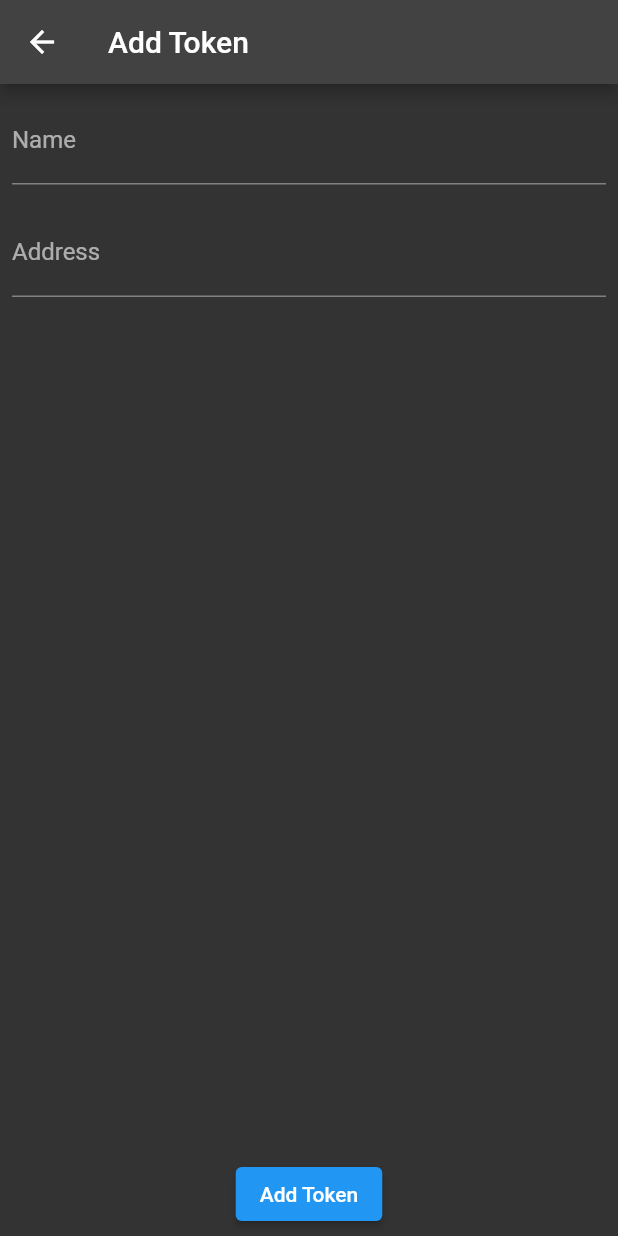
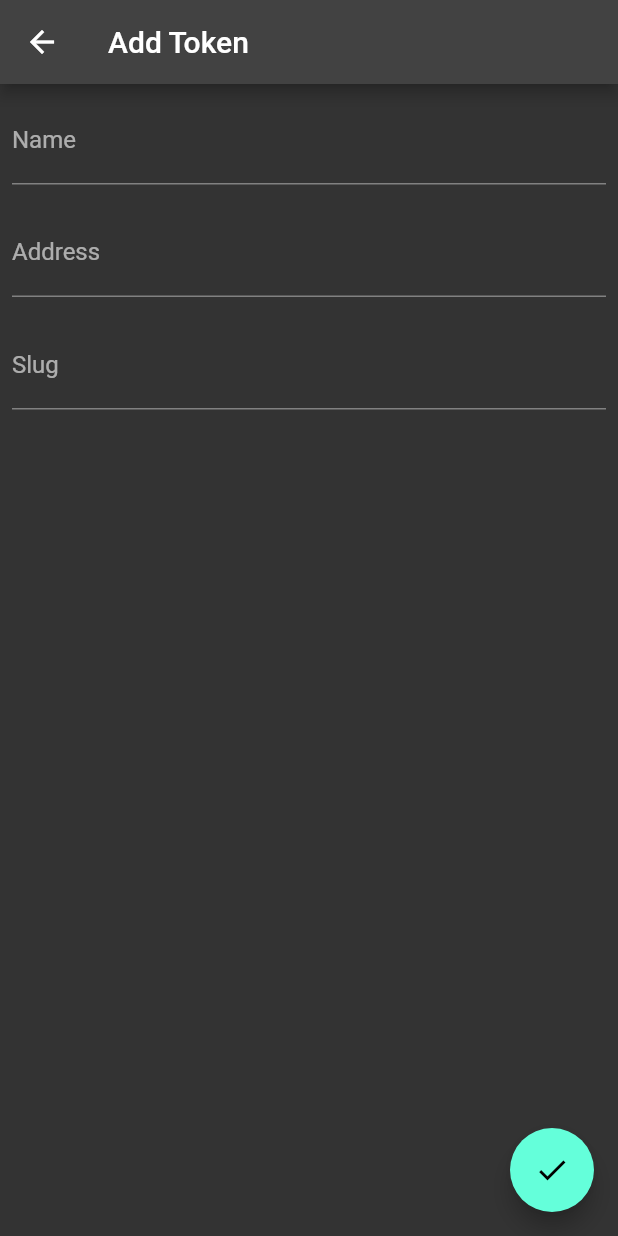
Before and after one commit to l3lackcurtains/lanthu-mobile-app, a Flutter app: the screen it shows after launch, item 2 of the bottom bar chosen, after a tap on the "add" icon, on a phone screen of 412 x 824 dp. Run offline on Flutter 3.47's test engine with Material 2 defaults, Android fonts, the phone set to English and light mode, and no system bars; our stand-ins replace cached_network_image; missing offline and left inert: mongo_dart, morphable_shape.

Commit message:
App ready

```diff
--- a/lib/main.dart
+++ b/lib/main.dart
@@ -16,7 +16,7 @@ class MyApp extends StatelessWidget {
     return MaterialApp(
       title: 'Lanthu Bot',
       theme: ThemeData(
-        primaryColor: const Color(0xFF44bd32),
+        primaryColor: Colors.black,
         brightness: Brightness.dark,
         primaryColorLight: Colors.white,
         primaryColorDark: Colors.black,
@@ -24,7 +24,6 @@ class MyApp extends StatelessWidget {
         backgroundColor: Colors.black,
         scaffoldBackgroundColor: const Color(0xFF333333),
       ),
-
       home: const HomePage(),
     );
   }
--- a/lib/models/token.dart
+++ b/lib/models/token.dart
@@ -4,19 +4,17 @@ class Token {
   final ObjectId? id;
   final String? address;
   final String? name;
+  final String? slug;
 
-  const Token({this.id, this.name, this.address});
+  const Token({this.id, this.name, this.address, this.slug});
 
   Map<String, dynamic> toMap() {
-    return {
-      '_id': id,
-      'name': name,
-      'address': address,
-    };
+    return {'_id': id, 'name': name, 'address': address, 'slug': slug};
   }
 
   Token.fromMap(Map<String, dynamic> map)
       : id = map['_id'],
         name = map['name'],
-        address = map['address'];
+        address = map['address'],
+        slug = map['slug'];
 }
--- a/lib/models/trade.dart
+++ b/lib/models/trade.dart
@@ -7,14 +7,18 @@ class Trade {
   final String? token;
   final double? amount;
   final double? limit;
+  final bool? success;
+  final bool? error;
 
-  const Trade(
+  Trade(
       {this.id,
       this.address,
       this.type,
       this.token,
       this.amount,
-      this.limit});
+      this.limit,
+      this.success,
+      this.error});
 
   Map<String, dynamic> toMap() {
     return {
@@ -24,6 +28,8 @@ class Trade {
       'token': token,
       'amount': amount,
       'limit': limit,
+      'success': success,
+      'error': error
     };
   }
 
@@ -33,5 +39,7 @@ class Trade {
         type = map['type'],
         token = map['token'],
         amount = map['amount'],
-        limit = map['limit'];
+        limit = map['limit'],
+        success = map['success'],
+        error = map['error'];
 }
--- a/lib/pages/add_token.dart
+++ b/lib/pages/add_token.dart
@@ -10,14 +10,34 @@ class ScreenArguments {
 }
 
 class AddToken extends StatefulWidget {
-  const AddToken({Key? key}) : super(key: key);
+  const AddToken({Key? key, this.token}) : super(key: key);
   @override
   _AddTokenState createState() => _AddTokenState();
+
+  final Token? token;
 }
 
 class _AddTokenState extends State<AddToken> {
   TextEditingController nameController = TextEditingController();
   TextEditingController addressController = TextEditingController();
+  TextEditingController slugController = TextEditingController();
+
+  String _widgetText = "Add Token";
+
+  @override
+  void initState() {
+    super.initState();
+    initializeData();
+  }
+
+  void initializeData() async {
+    if (widget.token != null) {
+      Token token = widget.token as Token;
+      nameController.text = token.name.toString();
+      addressController.text = token.address.toString();
+      _widgetText = 'Update Trade';
+    }
+  }
 
   @override
   void dispose() {
@@ -28,23 +48,19 @@ class _AddTokenState extends State<AddToken> {
 
   @override
   Widget build(BuildContext context) {
-
-    final args = ModalRoute.of(context)!.settings.arguments as ScreenArguments?;
-
-    Token? token;
-    if(args != null) {
-      token = args.token;
-    }
-
-    var widgetText = 'Add Token';
-    if (token != null) {
-      nameController.text = token.name.toString();
-      addressController.text = token.address.toString();
-      widgetText = 'Update Token';
-    }
     return Scaffold(
       appBar: AppBar(
-        title: Text(widgetText),
+        title: Text(_widgetText),
+        actions: <Widget>[
+          widget.token != null
+              ? IconButton(
+                  icon: const Icon(Icons.delete),
+                  onPressed: () {
+                    Navigator.pop(context);
+                    deleteToken();
+                  })
+              : Container(),
+        ],
       ),
       body: Stack(
         children: [
@@ -61,31 +77,31 @@ class _AddTokenState extends State<AddToken> {
                 Padding(
                   padding: const EdgeInsets.all(8.0),
                   child: TextField(
-                    keyboardType: TextInputType.number,
                     controller: addressController,
                     decoration: const InputDecoration(labelText: 'Address'),
+                  ),
+                ),
+                Padding(
+                  padding: const EdgeInsets.all(8.0),
+                  child: TextField(
+                    controller: slugController,
+                    decoration: const InputDecoration(labelText: 'Slug'),
                   ),
                 ),
               ],
             ),
           ),
-          Align(
-            alignment: Alignment.bottomCenter,
-            child: Padding(
-              padding: const EdgeInsets.fromLTRB(16.0, 0.0, 16.0, 4.0),
-              child: ElevatedButton(
-                child: Text(widgetText),
-                onPressed: () {
-                  if (token != null) {
-                    updateToken(token);
-                  } else {
-                    insertToken();
-                  }
-                },
-              ),
-            ),
-          ),
         ],
+      ),
+      floatingActionButton: FloatingActionButton(
+        onPressed: () {
+          if (widget.token != null) {
+            updateToken();
+          } else {
+            insertToken();
+          }
+        },
+        child: const Icon(Icons.check),
       ),
     );
   }
@@ -94,20 +110,28 @@ class _AddTokenState extends State<AddToken> {
     final token = Token(
       id: mongo.ObjectId(),
       name: nameController.text.toString(),
+      slug: slugController.text.toString(),
       address: addressController.text.toString(),
     );
     await MongoDatabase.addToken(token);
     Navigator.pop(context);
-    setState(() {});
   }
 
-  updateToken(Token token) async {
+  updateToken() async {
     final utoken = Token(
-      id: token.id,
+      id: widget.token!.id,
       name: nameController.text,
+      slug: slugController.text.toString(),
       address: addressController.text.toString(),
     );
     await MongoDatabase.updateToken(utoken);
     Navigator.pop(context);
   }
+
+  deleteToken() async {
+    if (widget.token != null) {
+      await MongoDatabase.deleteToken(widget.token as Token);
+      setState(() {});
+    }
+  }
 }
--- a/lib/pages/home_page.dart
+++ b/lib/pages/home_page.dart
@@ -46,9 +46,9 @@ class _HomePageState extends State<HomePage> {
             })).then((value) => setState(() {}));
           } else {
             Navigator.push(context,
-                        MaterialPageRoute(builder: (BuildContext context) {
-                      return const AddToken();
-                    })).then((value) => setState(() {}));
+                MaterialPageRoute(builder: (BuildContext context) {
+              return const AddToken();
+            })).then((value) => setState(() {}));
           }
         },
         child: const Icon(Icons.add),
@@ -56,16 +56,16 @@ class _HomePageState extends State<HomePage> {
       bottomNavigationBar: BottomNavigationBar(
           items: const <BottomNavigationBarItem>[
             BottomNavigationBarItem(
-              icon: Icon(Icons.people),
+              icon: Icon(Icons.track_changes),
               label: "Trading",
             ),
             BottomNavigationBarItem(
-              icon: Icon(Icons.menu),
+              icon: Icon(Icons.cable),
               label: "Tokens",
             ),
           ],
           currentIndex: _selectedIndex,
-          fixedColor: Colors.deepPurple,
+          fixedColor: Colors.white,
           onTap: _onItemTapped,
           type: BottomNavigationBarType.fixed),
     );
--- a/lib/pages/tokens.dart
+++ b/lib/pages/tokens.dart
@@ -1,7 +1,6 @@
 import 'package:flutter/material.dart';
 import 'package:lanthu_bot/components/token_box.dart';
 import 'package:lanthu_bot/database/database.dart';
-import 'package:lanthu_bot/models/token.dart';
 import 'package:lanthu_bot/pages/add_token.dart';
 
 class Tokens extends StatefulWidget {
@@ -11,12 +10,10 @@ class Tokens extends StatefulWidget {
 }
 
 class _TokensState extends State<Tokens> {
-
   @override
   void initState() {
     super.initState();
   }
-
 
   @override
   Widget build(BuildContext context) {
@@ -32,28 +29,23 @@ class _TokensState extends State<Tokens> {
             );
           } else {
             if (snapshot.hasData) {
-              final tokens = snapshot.data as List<Token>;
+              final tokens = snapshot.data as dynamic;
               return ListView.builder(
+                shrinkWrap: true,
+                scrollDirection: Axis.vertical,
                 itemCount: tokens.length,
                 itemBuilder: (context, index) {
                   return Padding(
                     padding: const EdgeInsets.all(8.0),
                     child: TokenBox(
                       token: tokens[index],
-                      onTapDelete: () {
-                        deleteUser(tokens[index]);
-                      },
                       onTapEdit: () {
                         Navigator.push(
                           context,
                           MaterialPageRoute(
                             builder: (BuildContext context) {
-                              return const AddToken();
+                              return AddToken(token: tokens[index]);
                             },
-                            settings: RouteSettings(
-                              arguments:
-                                  ScreenArguments(tokens[index]),
-                            ),
                           ),
                         ).then((value) => setState(() {}));
                       },
@@ -75,9 +67,4 @@ class _TokensState extends State<Tokens> {
           }
         });
   }
-
-  deleteUser(Token token) async {
-    await MongoDatabase.deleteToken(token);
-    setState(() {});
-  }
 }
--- a/pubspec.yaml
+++ b/pubspec.yaml
@@ -14,6 +14,8 @@ dependencies:
 
   cupertino_icons: ^1.0.2
   mongo_dart: ^0.7.2
+  cached_network_image: ^3.1.0
+  morphable_shape: ^1.5.1
 
 dev_dependencies:
   flutter_test:
@@ -23,3 +25,7 @@ dev_dependencies:
 
 flutter:
   uses-material-design: true
+
+  assets:
+    - assets/success.png
+    - assets/error.png
```
Also changed, not shown: lib/components/card_box.dart (added, +159 -0 lines), lib/components/cardbox.dart (deleted, +0 -57 lines), lib/components/token_box.dart (+52 -27 lines), lib/database/database.dart (+13 -0 lines), lib/pages/add_trade.dart (+53 -36 lines), lib/pages/trades.dart (+13 -4 lines), assets/error.png (added), assets/success.png (added), pubspec.lock.
